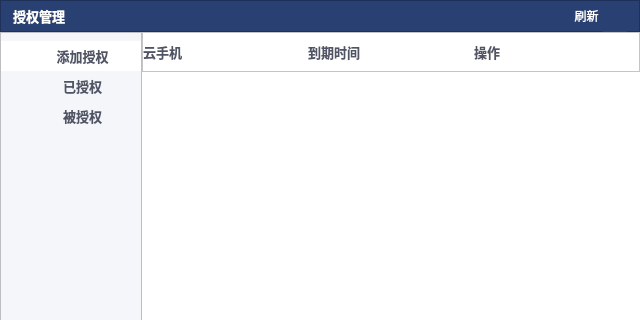
Old version of the form authorizationmanagedialog.ui in the repository ZhouMei20220810/TEST; both pictures show x 0 to 640 and y 0 to 320 of the 640 by 488 pixel window.
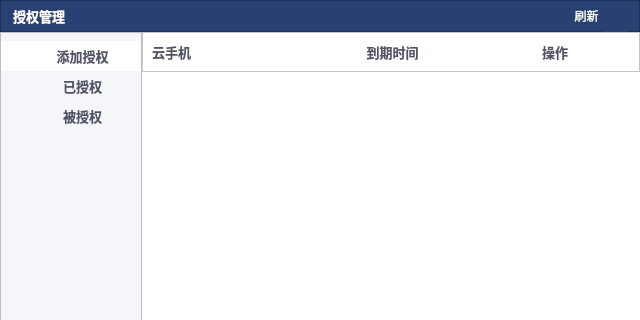
New version of the form. The open tabs and pages were chosen to show the change. Icons and pictures are not drawn.

Patch:
```diff
--- a/authorizationmanagedialog.ui
+++ b/authorizationmanagedialog.ui
@@ -1261,16 +1261,16 @@
            </property>
            <layout class="QHBoxLayout" name="horizontalLayout_7">
             <property name="spacing">
-             <number>0</number>
+             <number>6</number>
             </property>
             <property name="leftMargin">
-             <number>0</number>
+             <number>9</number>
             </property>
             <property name="topMargin">
              <number>9</number>
             </property>
             <property name="rightMargin">
-             <number>0</number>
+             <number>6</number>
             </property>
             <item>
              <widget class="QLabel" name="label_10">
@@ -1312,7 +1312,7 @@
                <string>到期时间</string>
               </property>
               <property name="alignment">
-               <set>Qt::AlignLeading|Qt::AlignLeft|Qt::AlignVCenter</set>
+               <set>Qt::AlignCenter</set>
               </property>
              </widget>
             </item>
@@ -1334,7 +1334,7 @@
                <string>操作</string>
               </property>
               <property name="alignment">
-               <set>Qt::AlignLeading|Qt::AlignLeft|Qt::AlignVCenter</set>
+               <set>Qt::AlignCenter</set>
               </property>
              </widget>
             </item>
```
Left out of the diff: 4 changed lines with no effect on the pictures.
